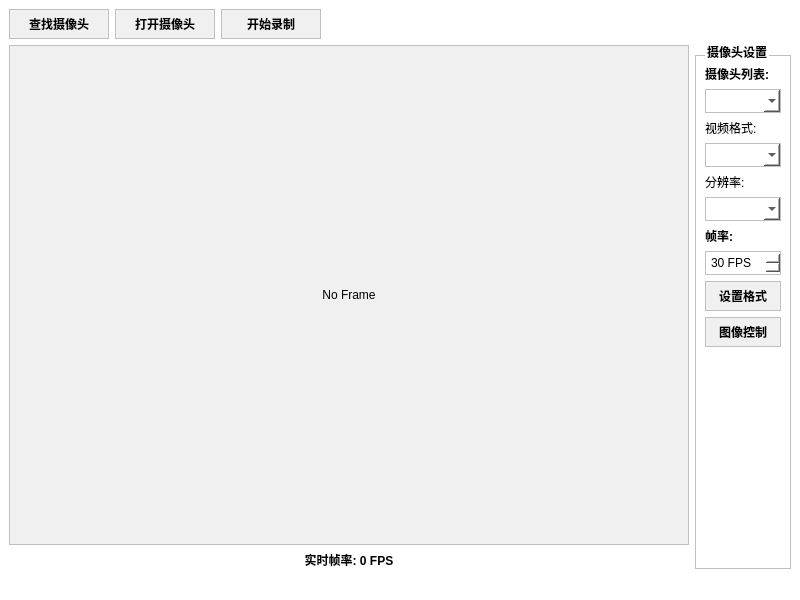
This is src/cam_qt.ui in npc2/camera_with_cursor as Qt 5 draws it before an edit. The edited form follows.
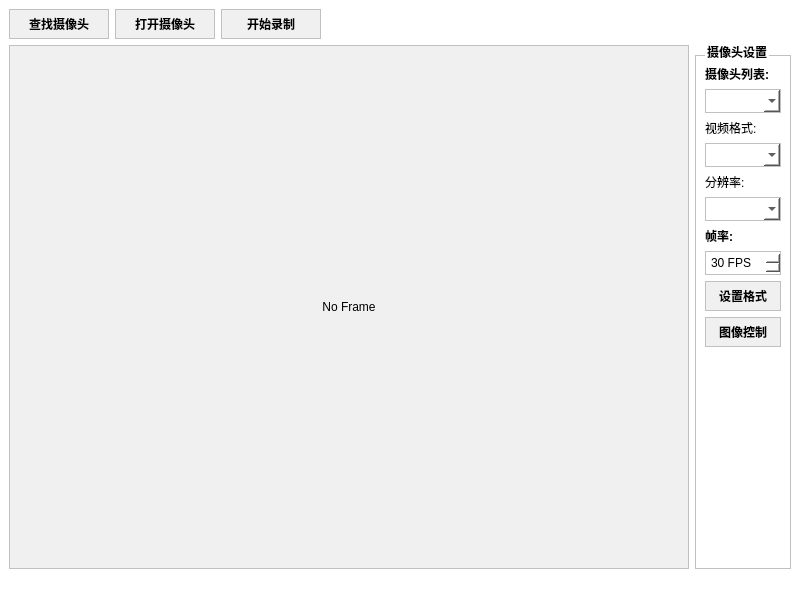
This is the edited form.

Commit message: adjust the ui interface

The edit to the form file:
```diff
--- a/src/cam_qt.ui
+++ b/src/cam_qt.ui
@@ -128,20 +128,6 @@
           </property>
          </widget>
         </item>
-        <item>
-         <widget class="QLabel" name="labelFPS">
-          <property name="styleSheet">
-           <string notr="true">color: #000000;
-font-weight: bold;</string>
-          </property>
-          <property name="text">
-           <string>实时帧率: 0 FPS</string>
-          </property>
-          <property name="alignment">
-           <set>Qt::AlignCenter</set>
-          </property>
-         </widget>
-        </item>
        </layout>
       </item>
       <item>
```
The commit also changes 2 other files.
